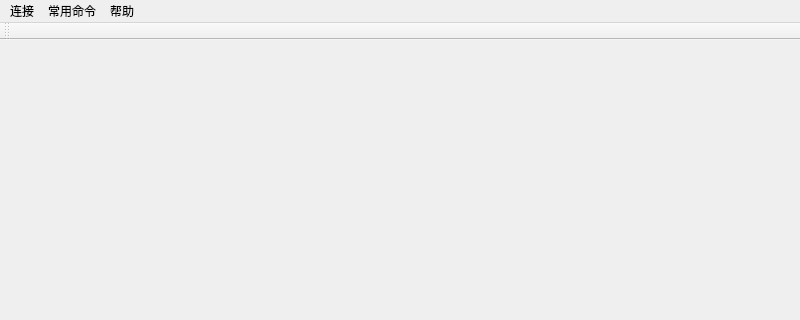
First picture: the form in mainwindow.ui, repository BAT6188/kedacom-android-tool, before the edit; both pictures show x 0 to 800 and y 0 to 320 of the 800 by 600 pixel window.
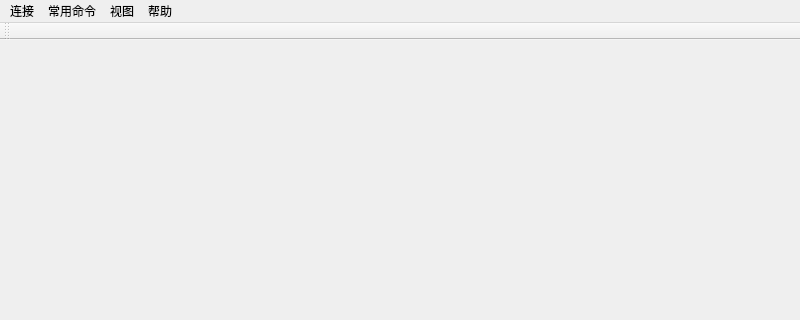
Second picture: the form after the edit. Icons and pictures are not drawn.

Commit message: Add phone class.

Patch:
```diff
--- a/mainwindow.ui
+++ b/mainwindow.ui
@@ -54,15 +54,21 @@
     <addaction name="actionAbout"/>
     <addaction name="actionHelp"/>
    </widget>
-   <widget class="QMenu" name="menu">
+   <widget class="QMenu" name="menuCommand">
     <property name="title">
      <string>常用命令</string>
     </property>
     <addaction name="actionReboot_bootloader"/>
     <addaction name="actionReboot_bootloader_2"/>
    </widget>
+   <widget class="QMenu" name="menuView">
+    <property name="title">
+     <string>视图</string>
+    </property>
+   </widget>
    <addaction name="menuConnect"/>
-   <addaction name="menu"/>
+   <addaction name="menuCommand"/>
+   <addaction name="menuView"/>
    <addaction name="menuHelp"/>
   </widget>
   <widget class="QToolBar" name="mainToolBar">
```
The commit also changes 9 other files.
